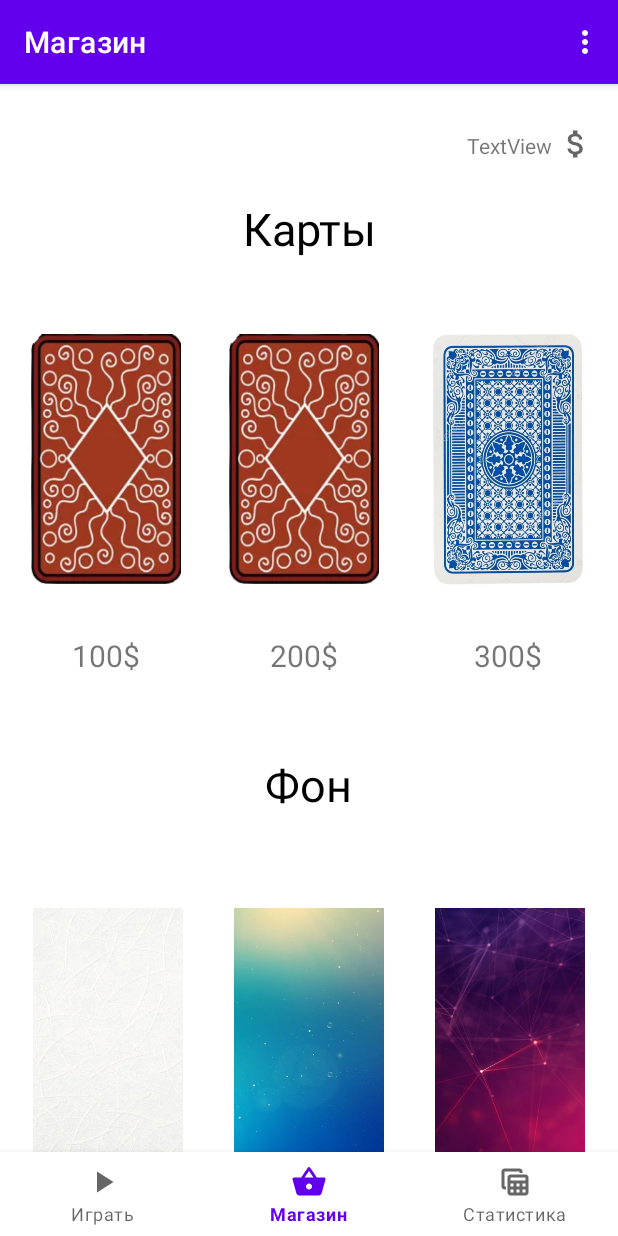
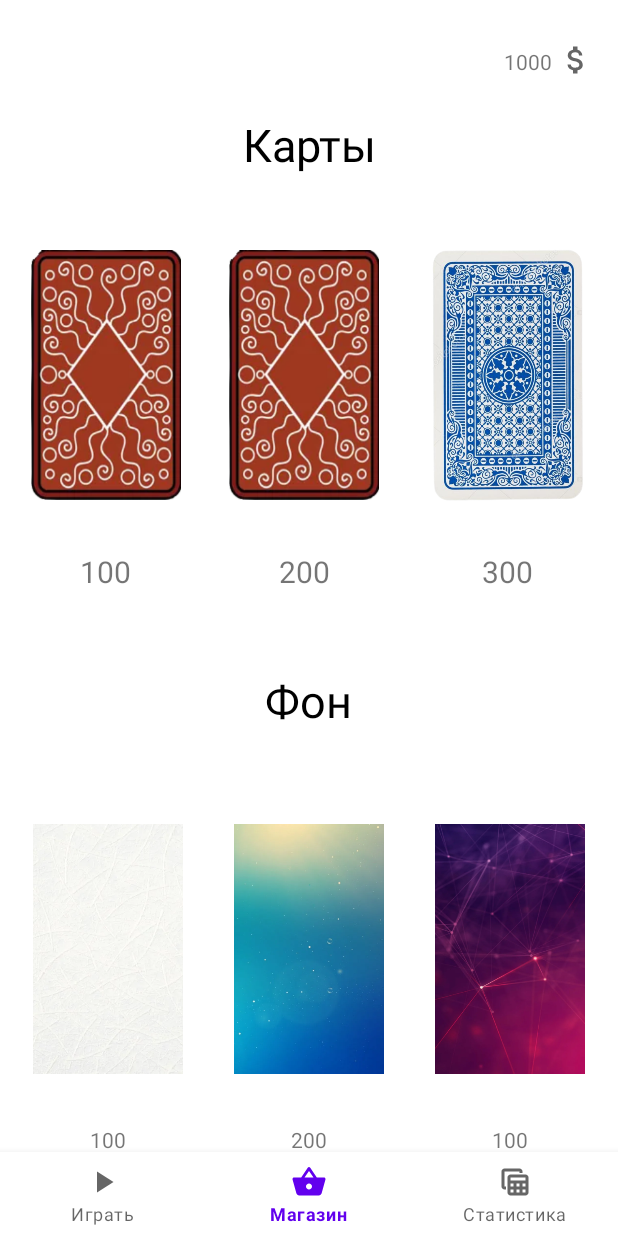
Before and after one commit to Slavaxexe/WordSoliter, an Android app: the Shop screen opened through its navigation route, on a phone screen of 412 x 824 dp. Run offline under Robolectric (Android 15) with nearby library versions, the phone set to English and light mode, and no system bars; our stand-ins replace navigation-ui.

Commit message:
making choise of skins for cards and background

```diff
--- a/app/src/main/java/com/example/wordsoliter/CardDeck.java
+++ b/app/src/main/java/com/example/wordsoliter/CardDeck.java
@@ -41,7 +41,7 @@ public class CardDeck {
 
     public void drawDeck(Canvas canvas, ArrayList<Integer> user_ind, int cardc){
         float x = 0;
-        h = cardback.getHeight() / 10;
+        h = cardback.getHeight() / 6;
         int textsize = 150;
         Paint paint = new Paint(Paint.ANTI_ALIAS_FLAG);
         paint.setTextSize(100);
--- a/app/src/main/java/com/example/wordsoliter/GameActivity.java
+++ b/app/src/main/java/com/example/wordsoliter/GameActivity.java
@@ -1,5 +1,6 @@
 package com.example.wordsoliter;
 
+import android.content.SharedPreferences;
 import android.os.Bundle;
 import android.view.Menu;
 import android.view.MenuInflater;
@@ -15,8 +16,9 @@ public class GameActivity extends AppCompatActivity {
     protected void onCreate(@Nullable Bundle savedInstanceState) {
         super.onCreate(savedInstanceState);
         getSupportActionBar().setTitle(R.string.word_solitaire);
-        drawView = new DrawView(this, getIntent().getIntExtra("mode", 0));
+        drawView = new DrawView(this, getIntent().getIntExtra("mode", 1));
         setContentView(drawView);
+        SharedPreferences s = getPreferences(MODE_PRIVATE);
     }
 
     @Override
--- a/app/src/main/java/com/example/wordsoliter/LevelGenerator.java
+++ b/app/src/main/java/com/example/wordsoliter/LevelGenerator.java
@@ -19,7 +19,7 @@ public class LevelGenerator {
     public Level generateLevel(int tier) {
         int l = 0;
         int r = 6979;
-        int countWords = 6;
+        int countWords = 5;
         int minLenWord = 4;
         int maxLenWord = 6;
         switch (tier) {
--- a/app/src/main/java/com/example/wordsoliter/Menu.java
+++ b/app/src/main/java/com/example/wordsoliter/Menu.java
@@ -29,14 +29,9 @@ public class Menu extends AppCompatActivity {
         NavController navController = navHostFragment.getNavController();
         AppBarConfiguration barConfiguration = new AppBarConfiguration.Builder(a).build();
         NavigationUI.setupWithNavController(bnv, navController);
-        NavigationUI.setupActionBarWithNavController(this, navController, barConfiguration);
+        //NavigationUI.setupActionBarWithNavController(this, navController, barConfiguration);
+        getSupportActionBar().hide();
     }
 
 
-    @Override
-    public boolean onCreateOptionsMenu(android.view.Menu menu) {
-        MenuInflater inflater = getMenuInflater();
-        inflater.inflate(R.menu.main_menu, menu);
-        return true;
-    }
 }
--- a/app/src/main/java/com/example/wordsoliter/Play.java
+++ b/app/src/main/java/com/example/wordsoliter/Play.java
@@ -1,6 +1,7 @@
 package com.example.wordsoliter;
 
 import android.content.Intent;
+import android.content.SharedPreferences;
 import android.os.Bundle;
 
 import androidx.fragment.app.Fragment;
--- a/app/src/main/res/drawable/buttons_menu.xml
+++ b/app/src/main/res/drawable/buttons_menu.xml
@@ -1,5 +1,7 @@
+<?xml version="1.0" encoding="utf-8"?>
 <shape xmlns:android="http://schemas.android.com/apk/res/android"
     android:shape="rectangle">
-    <corners android:radius="10dp" />
-    <stroke android:width="5px" android:color="#1a1a1a" />
+    <solid android:color="#FAEBD7"/>
+    <corners android:radius="3dp" />
+    <stroke android:width="5px" android:color="#000000" />
 </shape>
--- a/app/src/main/res/layout/fragment_shop.xml
+++ b/app/src/main/res/layout/fragment_shop.xml
@@ -169,7 +169,7 @@
         app:srcCompat="@drawable/money" />
 
     <TextView
-        android:id="@+id/textView7"
+        android:id="@+id/moneyView"
         android:layout_width="wrap_content"
         android:layout_height="wrap_content"
         android:layout_marginEnd="4dp"
--- a/app/src/main/res/values/strings.xml
+++ b/app/src/main/res/values/strings.xml
@@ -7,17 +7,18 @@
     <string name="authors">Авторы</string>
     <string name="normal_mode">Обычный режим</string>
     <string name="cards">Карты</string>
-    <string name="price_card1">100$</string>
+    <string name="price_card1">100</string>
     <string name="background">Фон</string>
-    <string name="price_card2">200$</string>
-    <string name="price_card3">300$</string>
-    <string name="price_background1">100$</string>
-    <string name="price_background2">200$</string>
-    <string name="price_background3">300$</string>
+    <string name="price_card2">200</string>
+    <string name="price_card3">300</string>
+    <string name="price_background1">100</string>
+    <string name="price_background2">200</string>
+    <string name="price_background3">300</string>
     <string name="play">Играть</string>
     <string name="word_solitaire">Буквъянс</string>
     <string name="easy">легко</string>
     <string name="normal">нормально</string>
     <string name="hard">сложно</string>
     <string name="insane">невозможно</string>
+    <string name="choose_difficulty">Выберите сложность</string>
 </resources>
```
Also changed, not shown: app/src/main/java/com/example/wordsoliter/GameSession.java (+29 -4 lines), app/src/main/java/com/example/wordsoliter/Shop.java (+101 -2 lines), app/src/main/res/layout/fragment_play.xml (+8 -10 lines).
